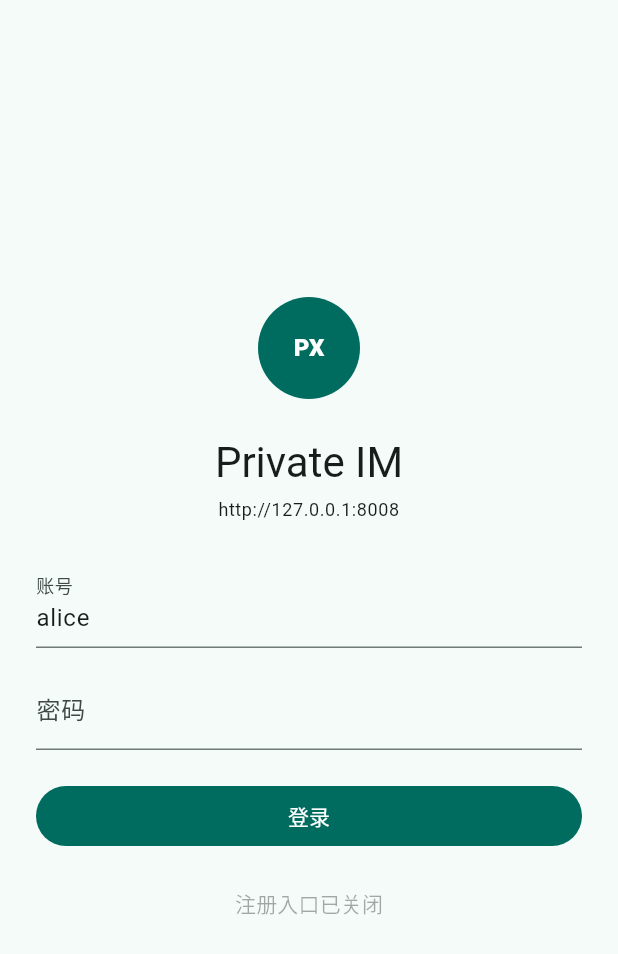
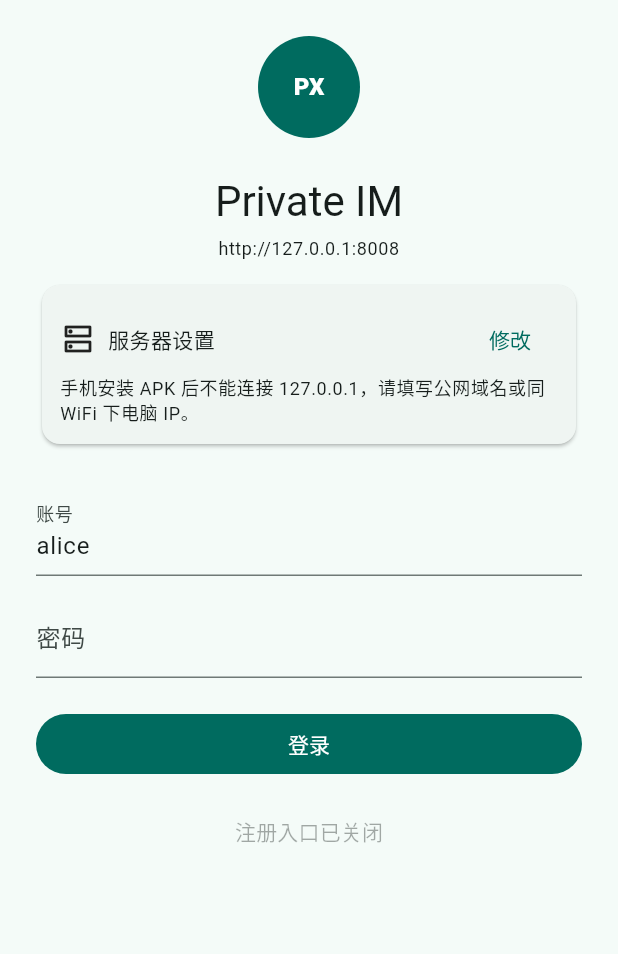
Before and after one commit to gitpreson/Private, a Flutter app: the screen it shows after launch, on a phone screen of 412 x 824 dp. Shown: the top 954 px of the screen. Run offline on Flutter 3.47's test engine with Material 3 defaults, Android fonts, the phone set to English and light mode, and no system bars; our stand-ins replace flutter_secure_storage; missing offline and left inert: matrix; network calls fail.

Commit message:
Improve app login server settings

```diff
--- a/app/lib/main.dart
+++ b/app/lib/main.dart
@@ -8,8 +8,9 @@ Future<void> main() async {
   WidgetsFlutterBinding.ensureInitialized();
   final config = await AppConfig.load();
   final matrix = MatrixService(config);
+  await matrix.restoreConfigOverrides();
   await matrix.restoreSession();
-  runApp(PrivateImApp(config: config, matrix: matrix));
+  runApp(PrivateImApp(config: matrix.config, matrix: matrix));
 }
 
 class PrivateImApp extends StatelessWidget {
--- a/app/lib/screens/app_shell.dart
+++ b/app/lib/screens/app_shell.dart
@@ -20,12 +20,19 @@ class AppShell extends StatefulWidget {
 }
 
 class _AppShellState extends State<AppShell> {
+  late AppConfig _config;
   late bool _loggedIn;
 
   @override
   void initState() {
     super.initState();
+    _config = widget.config;
     _loggedIn = widget.matrix.isLoggedIn;
+  }
+
+  void _setConfig(AppConfig value) {
+    widget.matrix.updateConfig(value);
+    setState(() => _config = value);
   }
 
   void _setLoggedIn(bool value) {
@@ -36,13 +43,14 @@ class _AppShellState extends State<AppShell> {
   Widget build(BuildContext context) {
     if (!_loggedIn) {
       return LoginScreen(
-        config: widget.config,
+        config: _config,
         matrix: widget.matrix,
+        onConfigChanged: _setConfig,
         onLoggedIn: () => _setLoggedIn(true),
       );
     }
     return HomeScreen(
-      config: widget.config,
+      config: _config,
       matrix: widget.matrix,
       onLoggedOut: () => _setLoggedIn(false),
     );
--- a/app/lib/screens/login_screen.dart
+++ b/app/lib/screens/login_screen.dart
@@ -8,12 +8,14 @@ class LoginScreen extends StatefulWidget {
   const LoginScreen({
     required this.config,
     required this.matrix,
+    required this.onConfigChanged,
     required this.onLoggedIn,
     super.key,
   });
 
   final AppConfig config;
   final MatrixService matrix;
+  final ValueChanged<AppConfig> onConfigChanged;
   final VoidCallback onLoggedIn;
 
   @override
@@ -23,17 +25,66 @@ class LoginScreen extends StatefulWidget {
 class _LoginScreenState extends State<LoginScreen> {
   final _username = TextEditingController(text: 'alice');
   final _password = TextEditingController();
+  late final TextEditingController _homeserver;
+  late final TextEditingController _adminBackend;
   bool _loading = false;
+  bool _showServerSettings = false;
   String? _error;
+
+  @override
+  void initState() {
+    super.initState();
+    _homeserver = TextEditingController(text: widget.config.homeserverUrl);
+    _adminBackend = TextEditingController(text: widget.config.adminBackendUrl);
+  }
 
   @override
   void dispose() {
     _username.dispose();
     _password.dispose();
+    _homeserver.dispose();
+    _adminBackend.dispose();
     super.dispose();
   }
 
+  String? _validateUrl(String value, String label) {
+    final uri = Uri.tryParse(value.trim());
+    if (uri == null || !uri.hasScheme || uri.host.isEmpty) {
+      return '$label 需要填写完整地址，例如 https://im.example.com';
+    }
+    if (uri.host == '127.0.0.1' || uri.host == 'localhost') {
+      return '手机 APK 不能使用 $uri，请填写公网域名或局域网 IP';
+    }
+    return null;
+  }
+
+  Future<void> _saveServerSettings() async {
+    final homeserverError = _validateUrl(_homeserver.text, 'Homeserver');
+    final adminBackendError = _validateUrl(_adminBackend.text, 'Admin Backend');
+    if (homeserverError != null || adminBackendError != null) {
+      setState(() => _error = homeserverError ?? adminBackendError);
+      return;
+    }
+    final nextConfig = widget.matrix.config.copyWith(
+      homeserverUrl: _homeserver.text.trim(),
+      adminBackendUrl: _adminBackend.text.trim(),
+    );
+    await widget.matrix.saveConfig(nextConfig);
+    widget.onConfigChanged(nextConfig);
+    setState(() {
+      _error = null;
+      _showServerSettings = false;
+    });
+    ScaffoldMessenger.of(context).showSnackBar(
+      const SnackBar(content: Text('服务器地址已更新')),
+    );
+  }
+
   Future<void> _login() async {
+    if (_username.text.trim().isEmpty || _password.text.isEmpty) {
+      setState(() => _error = '请输入账号和密码');
+      return;
+    }
     setState(() {
       _loading = true;
       _error = null;
@@ -45,7 +96,11 @@ class _LoginScreenState extends State<LoginScreen> {
       );
       widget.onLoggedIn();
     } catch (error) {
-      setState(() => _error = '登录失败，请检查账号或服务器');
+      final message = error.toString();
+      final serverHint = widget.matrix.config.homeserverUrl.contains('127.0.0.1') || widget.matrix.config.homeserverUrl.contains('localhost')
+          ? '当前服务器是本机地址，手机无法访问。请改成公网域名或局域网 IP。'
+          : '请确认服务器地址可访问，并且账号已在 Synapse 中创建。';
+      setState(() => _error = '登录失败。\n$serverHint\n$message');
     } finally {
       if (mounted) setState(() => _loading = false);
     }
@@ -55,6 +110,7 @@ class _LoginScreenState extends State<LoginScreen> {
   Widget build(BuildContext context) {
     return Scaffold(
       body: SafeArea(
+        child: SingleChildScrollView(
           child: Center(
             child: ConstrainedBox(
               constraints: const BoxConstraints(maxWidth: 420),
@@ -72,7 +128,52 @@ class _LoginScreenState extends State<LoginScreen> {
                     const SizedBox(height: 24),
                     Text(widget.config.brandName, textAlign: TextAlign.center, style: Theme.of(context).textTheme.headlineMedium),
                     const SizedBox(height: 6),
-                  Text(widget.config.homeserverUrl, textAlign: TextAlign.center, style: Theme.of(context).textTheme.bodySmall),
+                    Text(widget.matrix.config.homeserverUrl, textAlign: TextAlign.center, style: Theme.of(context).textTheme.bodySmall),
+                    const SizedBox(height: 12),
+                    Card(
+                      child: Padding(
+                        padding: const EdgeInsets.all(12),
+                        child: Column(
+                          crossAxisAlignment: CrossAxisAlignment.stretch,
+                          children: [
+                            Row(
+                              children: [
+                                const Icon(Icons.dns_outlined),
+                                const SizedBox(width: 8),
+                                const Expanded(child: Text('服务器设置')),
+                                TextButton(
+                                  onPressed: () => setState(() => _showServerSettings = !_showServerSettings),
+                                  child: Text(_showServerSettings ? '收起' : '修改'),
+                                ),
+                              ],
+                            ),
+                            Text(
+                              '手机安装 APK 后不能连接 127.0.0.1，请填写公网域名或同 WiFi 下电脑 IP。',
+                              style: Theme.of(context).textTheme.bodySmall,
+                            ),
+                            if (_showServerSettings) ...[
+                              const SizedBox(height: 12),
+                              TextField(
+                                controller: _homeserver,
+                                decoration: const InputDecoration(labelText: 'Homeserver URL'),
+                                keyboardType: TextInputType.url,
+                              ),
+                              const SizedBox(height: 10),
+                              TextField(
+                                controller: _adminBackend,
+                                decoration: const InputDecoration(labelText: 'Admin Backend URL'),
+                                keyboardType: TextInputType.url,
+                              ),
+                              const SizedBox(height: 12),
+                              FilledButton.tonal(
+                                onPressed: _saveServerSettings,
+                                child: const Text('保存服务器地址'),
+                              ),
+                            ],
+                          ],
+                        ),
+                      ),
+                    ),
                     const SizedBox(height: 28),
                     TextField(
                       controller: _username,
@@ -88,7 +189,7 @@ class _LoginScreenState extends State<LoginScreen> {
                     ),
                     if (_error != null) ...[
                       const SizedBox(height: 12),
-                    Text(_error!, style: TextStyle(color: Theme.of(context).colorScheme.error)),
+                      SelectableText(_error!, style: TextStyle(color: Theme.of(context).colorScheme.error)),
                     ],
                     const SizedBox(height: 20),
                     FilledButton(
@@ -110,6 +211,7 @@ class _LoginScreenState extends State<LoginScreen> {
             ),
           ),
         ),
+      ),
     );
   }
 }
```
Also changed, not shown: app/lib/services/matrix_service.dart (+26 -2 lines), 1 other file. Lines whose indentation alone changed are shown as unchanged.
